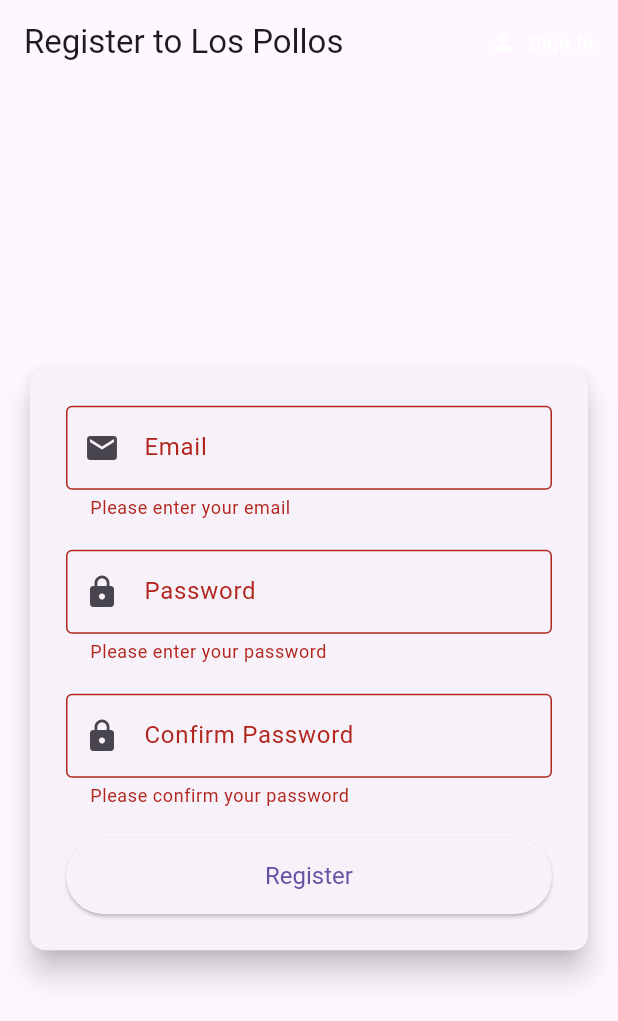
After one commit to ahmedlabib02/Los-pollos, a Flutter app: the screen it shows after launch, after a tap on "Sign In", after a tap on the "person" icon, after a tap on "Register", on a phone screen of 412 x 824 dp. The commit adds this screen. Shown: the top 1021 px of the screen. Run offline on Flutter 3.47's test engine with Material 3 defaults, Android fonts, the phone set to English and light mode, and no system bars; our stand-ins replace firebase_auth, firebase_core; accounts and stored records are empty.

Commit message:
register screen

```diff
--- a/lib/screens/authenticate/authenticate.dart
+++ b/lib/screens/authenticate/authenticate.dart
@@ -1,8 +1,8 @@
 // lib/screens/authenticate/authenticate.dart
 
 import 'package:flutter/material.dart';
+import 'package:los_pollos_hermanos/screens/authenticate/register.dart';
 import 'package:los_pollos_hermanos/screens/authenticate/sign_in.dart';
-// import 'package:los_pollos_hermanos/screens/authenticate/register.dart';
 
 class Authenticate extends StatefulWidget {
   const Authenticate({super.key});
@@ -22,6 +22,6 @@ class _AuthenticateState extends State<Authenticate> {
   Widget build(BuildContext context) {
     return showSignIn
         ? SignIn(toggleView: toggleView)
-        : SignIn(toggleView: toggleView);
+        : Register(toggleView: toggleView);
   }
 }
--- /dev/null
+++ b/lib/screens/authenticate/register.dart
@@ -0,0 +1,211 @@
+// lib/screens/authenticate/register.dart
+
+import 'package:firebase_auth/firebase_auth.dart';
+import 'package:flutter/material.dart';
+import 'package:los_pollos_hermanos/services/auth.dart';
+import 'package:los_pollos_hermanos/screens/loadingScreen.dart';
+
+class Register extends StatefulWidget {
+  final Function toggleView;
+  const Register({super.key, required this.toggleView});
+
+  @override
+  State<Register> createState() => _RegisterState();
+}
+
+class _RegisterState extends State<Register> {
+  // Form key for validation
+  final _formKey = GlobalKey<FormState>();
+
+  // Instance of AuthService
+  final AuthService _authService = AuthService();
+
+  // Controllers for text fields
+  final TextEditingController _emailController = TextEditingController();
+  final TextEditingController _passwordController = TextEditingController();
+  final TextEditingController _confirmPasswordController =
+      TextEditingController();
+
+  // State variables
+  bool _isLoading = false;
+  String? _errorMessage;
+
+  // Dispose controllers to free resources
+  @override
+  void dispose() {
+    _emailController.dispose();
+    _passwordController.dispose();
+    _confirmPasswordController.dispose();
+    super.dispose();
+  }
+
+  // Registration method
+  Future<void> _register() async {
+    if (_formKey.currentState!.validate()) {
+      // Start loading
+      setState(() {
+        _isLoading = true;
+        _errorMessage = null;
+      });
+
+      try {
+        // Attempt to register the user
+        final result = await _authService.registerWithEmailAndPassword(
+          email: _emailController.text,
+          password: _passwordController.text,
+        );
+
+        if (result != null) {}
+      } on FirebaseAuthException catch (e) {
+        setState(() {
+          _errorMessage = e.message;
+        });
+      } catch (e) {
+        setState(() {
+          _errorMessage = 'An unexpected error occurred.';
+        });
+      } finally {
+        // Stop loading
+        setState(() {
+          _isLoading = false;
+        });
+      }
+    }
+  }
+
+  @override
+  Widget build(BuildContext context) {
+    return _isLoading
+        ? const Loading()
+        : Scaffold(
+            appBar: AppBar(
+              title: const Text('Register to Los Pollos'),
+              actions: [
+                TextButton.icon(
+                  onPressed: () => widget.toggleView(),
+                  icon: const Icon(Icons.person, color: Colors.white),
+                  label: const Text(
+                    'Sign In',
+                    style: TextStyle(color: Colors.white),
+                  ),
+                ),
+              ],
+            ),
+            body: Center(
+              child: SingleChildScrollView(
+                padding: const EdgeInsets.all(16.0),
+                child: Card(
+                  elevation: 8.0,
+                  shape: RoundedRectangleBorder(
+                      borderRadius: BorderRadius.circular(10)),
+                  child: Padding(
+                    padding: const EdgeInsets.all(24.0),
+                    child: Form(
+                      key: _formKey,
+                      child: Column(
+                        mainAxisSize: MainAxisSize.min,
+                        children: [
+                          // Email Field
+                          TextFormField(
+                            controller: _emailController,
+                            decoration: const InputDecoration(
+                              labelText: 'Email',
+                              prefixIcon: Icon(Icons.email),
+                              border: OutlineInputBorder(),
+                            ),
+                            keyboardType: TextInputType.emailAddress,
+                            validator: (value) {
+                              if (value == null || value.isEmpty) {
+                                return 'Please enter your email';
+                              }
+                              final emailRegex = RegExp(
+                                  r"^[a-zA-Z0-9.a-zA-Z0-9.!#$%&'*+/=?^_`{|}~-]+@"
+                                  r"[a-zA-Z0-9]+\.[a-zA-Z]+");
+                              if (!emailRegex.hasMatch(value)) {
+                                return 'Please enter a valid email';
+                              }
+                              return null;
+                            },
+                          ),
+                          const SizedBox(height: 20),
+                          // Password Field
+                          TextFormField(
+                            controller: _passwordController,
+                            decoration: const InputDecoration(
+                              labelText: 'Password',
+                              prefixIcon: Icon(Icons.lock),
+                              border: OutlineInputBorder(),
+                            ),
+                            obscureText: true,
+                            validator: (value) {
+                              if (value == null || value.isEmpty) {
+                                return 'Please enter your password';
+                              }
+                              if (value.length < 6) {
+                                return 'Password must be at least 6 characters';
+                              }
+                              return null;
+                            },
+                          ),
+                          const SizedBox(height: 20),
+                          // Confirm Password Field
+                          TextFormField(
+                            controller: _confirmPasswordController,
+                            decoration: const InputDecoration(
+                              labelText: 'Confirm Password',
+                              prefixIcon: Icon(Icons.lock),
+                              border: OutlineInputBorder(),
+                            ),
+                            obscureText: true,
+                            validator: (value) {
+                              if (value == null || value.isEmpty) {
+                                return 'Please confirm your password';
+                              }
+                              if (value != _passwordController.text) {
+                                return 'Passwords do not match';
+                              }
+                              return null;
+                            },
+                          ),
+                          const SizedBox(height: 20),
+                          // Error Message
+                          if (_errorMessage != null)
+                            Text(
+                              _errorMessage!,
+                              style: const TextStyle(color: Colors.red),
+                            ),
+                          if (_errorMessage != null) const SizedBox(height: 10),
+                          // Register Button
+                          SizedBox(
+                            width: double.infinity,
+                            child: ElevatedButton(
+                              onPressed: _register,
+                              child: _isLoading
+                                  ? const SizedBox(
+                                      width: 24,
+                                      height: 24,
+                                      child: CircularProgressIndicator(
+                                        valueColor:
+                                            AlwaysStoppedAnimation<Color>(
+                                                Colors.white),
+                                        strokeWidth: 2.0,
+                                      ),
+                                    )
+                                  : const Text('Register'),
+                              style: ElevatedButton.styleFrom(
+                                padding:
+                                    const EdgeInsets.symmetric(vertical: 16.0),
+                                textStyle: const TextStyle(fontSize: 16),
+                              ),
+                            ),
+                          ),
+                        ],
+                      ),
+                    ),
+                  ),
+                ),
+              ),
+            ),
+          );
+  }
+}
--- a/lib/screens/authenticate/sign_in.dart
+++ b/lib/screens/authenticate/sign_in.dart
@@ -62,20 +62,16 @@ class _SignInState extends State<SignIn> {
     }
   }
 
-  // Build method for UI
   @override
   Widget build(BuildContext context) {
     return Scaffold(
       appBar: AppBar(
         title: const Text('Sign In to Los Pollos'),
         actions: [
-          TextButton.icon(
+          IconButton(
+            icon: const Icon(Icons.person),
+            tooltip: 'Register',
             onPressed: () => widget.toggleView(),
-            icon: const Icon(Icons.person, color: Colors.white),
-            label: const Text(
-              'Register',
-              style: TextStyle(color: Colors.white),
-            ),
           ),
         ],
       ),
@@ -149,9 +145,14 @@ class _SignInState extends State<SignIn> {
                       child: ElevatedButton(
                         onPressed: _isLoading ? null : _signIn,
                         child: _isLoading
-                            ? const CircularProgressIndicator(
-                                valueColor:
-                                    AlwaysStoppedAnimation<Color>(Colors.white),
+                            ? const SizedBox(
+                                width: 24,
+                                height: 24,
+                                child: CircularProgressIndicator(
+                                  valueColor: AlwaysStoppedAnimation<Color>(
+                                      Colors.white),
+                                  strokeWidth: 2.0,
+                                ),
                               )
                             : const Text('Sign In'),
                         style: ElevatedButton.styleFrom(
--- a/lib/services/auth.dart
+++ b/lib/services/auth.dart
@@ -1,6 +1,5 @@
-// lib/services/auth.dart
-
 import 'package:firebase_auth/firebase_auth.dart';
+import 'package:flutter/foundation.dart';
 import '../models/customUser.dart';
 
 class AuthService {
@@ -16,7 +15,6 @@ class AuthService {
     return _auth.authStateChanges().map(_userFromFirebaseUser);
   }
 
-  // Sign in with email and password
   Future<CustomUser?> signInWithEmailAndPassword({
     required String email,
     required String password,
@@ -30,16 +28,17 @@ class AuthService {
 
       User? user = result.user;
 
-      // Convert and return the custom user
       return _userFromFirebaseUser(user);
     } on FirebaseAuthException catch (e) {
       // Handle Firebase-specific errors
-      print('FirebaseAuthException: ${e.message}');
-      throw e; // Rethrow the exception to handle it in the UI
+      // print('FirebaseAuthException: ${e.message}');
+      rethrow; // Rethrow the exception to handle it in the UI
     } catch (e) {
       // Handle other errors
+      if (kDebugMode) {
         print('SignIn Error: $e');
-      throw e; // Rethrow the exception to handle it in the UI
+      }
+      rethrow; // Rethrow the exception to handle it in the UI
     }
   }
 
@@ -47,15 +46,21 @@ class AuthService {
   Future<void> signOut() async {
     try {
       await _auth.signOut();
+      if (kDebugMode) {
         print('User signed out successfully.');
+      }
     } on FirebaseAuthException catch (e) {
       // Handle Firebase-specific errors
+      if (kDebugMode) {
         print('FirebaseAuthException during sign out: ${e.message}');
-      throw e;
+      }
+      rethrow;
     } catch (e) {
       // Handle other errors
+      if (kDebugMode) {
         print('SignOut Error: $e');
-      throw e;
+      }
+      rethrow;
     }
   }
 
@@ -77,12 +82,16 @@ class AuthService {
       return _userFromFirebaseUser(user);
     } on FirebaseAuthException catch (e) {
       // Handle Firebase-specific errors
+      if (kDebugMode) {
         print('FirebaseAuthException: ${e.message}');
-      throw e;
+      }
+      rethrow;
     } catch (e) {
       // Handle other errors
+      if (kDebugMode) {
         print('Registration Error: $e');
-      throw e;
+      }
+      rethrow;
     }
   }
 }
```
Lines whose indentation alone changed are shown as unchanged.
